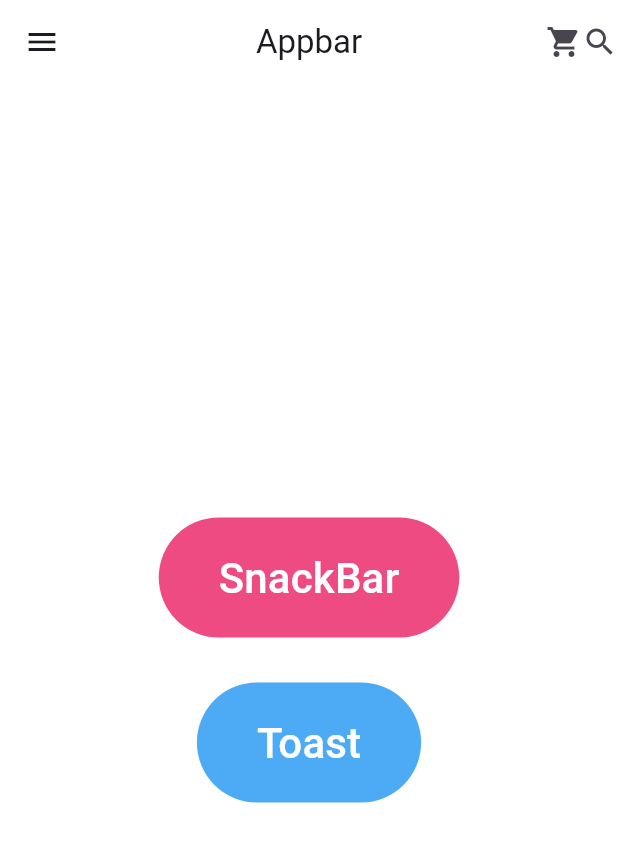
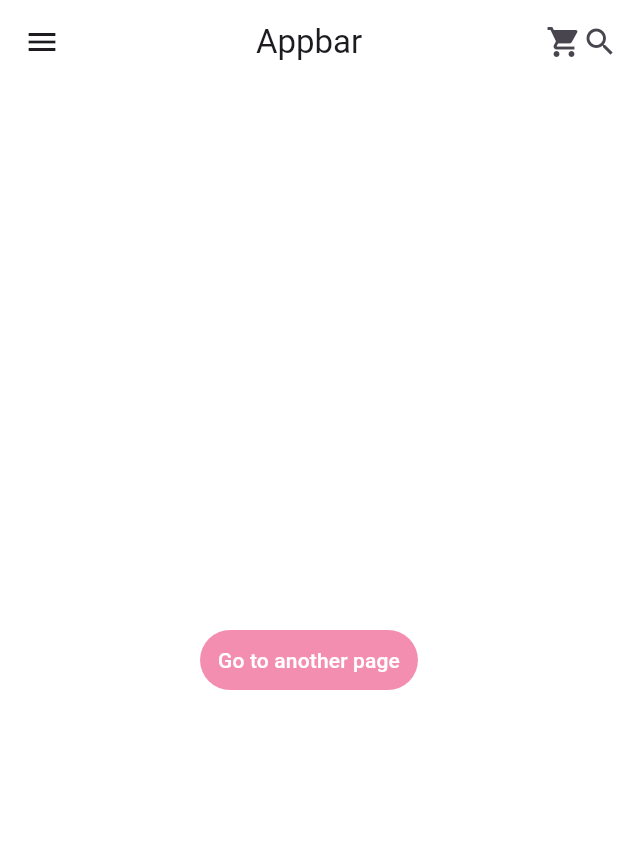
Before and after one commit to tnqkr3494/flutter-webtoon, a Flutter app: the screen it shows after launch, on a phone screen of 412 x 824 dp. Shown: the top 842 px of the screen. Run offline on Flutter 3.47's test engine with Material 3 defaults, Android fonts, the phone set to English and light mode, and no system bars.

Commit message:
18. NamedRouting

```diff
--- a/lib/main.dart
+++ b/lib/main.dart
@@ -1,125 +1,45 @@
 import 'package:flutter/material.dart';
-import 'package:fluttertoast/fluttertoast.dart';
+import 'package:toonflix/screens/first_screen.dart';
+import 'package:toonflix/screens/home_screen.dart';
 
 void main() => runApp(const MyApp());
 
 class MyApp extends StatelessWidget {
   const MyApp({super.key});
 
-  void flutterToast() {
-    Fluttertoast.showToast(
-        msg: "This is Center Short Toast",
-        toastLength: Toast.LENGTH_SHORT,
-        gravity: ToastGravity.BOTTOM,
-        backgroundColor: Colors.red,
-        textColor: Colors.white,
-        fontSize: 16.0);
+  @override
+  Widget build(BuildContext context) {
+    return MaterialApp(
+      initialRoute: "/",
+      routes: {
+        "/": (context) => const Home(),
+        "/first": (context) => const FirstScreen(),
+      },
+    );
   }
+}
+
+class RoutingButton extends StatelessWidget {
+  const RoutingButton({
+    super.key,
+  });
 
   @override
   Widget build(BuildContext context) {
-    return MaterialApp(
-      home: Scaffold(
-        backgroundColor: Colors.white,
-        appBar: AppBar(
-          backgroundColor: Colors.white,
-          centerTitle: true,
-          title: const Text("Appbar"),
-          actions: const [
-            Icon(Icons.shopping_cart),
-            Icon(Icons.search),
-          ],
-        ),
-        drawer: Drawer(
-          child: ListView(
-            children: [
-              UserAccountsDrawerHeader(
-                currentAccountPicture: const CircleAvatar(
-                  backgroundImage: AssetImage("assets/kang.png"),
-                ),
-                accountName: const Text("InGwonKang"),
-                accountEmail: const Text("tnqkr3494@naver.com"),
-                onDetailsPressed: () {},
-                decoration: BoxDecoration(
-                  color: Colors.pink.withOpacity(0.5),
-                  borderRadius: const BorderRadius.only(
-                    bottomRight: Radius.circular(10),
-                    bottomLeft: Radius.circular(10),
-                  ),
-                ),
-              ),
-              ListTile(
-                leading: const Icon(Icons.home),
-                title: const Text("Home"),
-                trailing: const Icon(Icons.add),
-                onTap: () {},
-              ),
-              ListTile(
-                leading: const Icon(Icons.home),
-                title: const Text("Home"),
-                trailing: const Icon(Icons.add),
-                onTap: () {},
-              ),
-              ListTile(
-                leading: const Icon(Icons.home),
-                title: const Text("Home"),
-                trailing: const Icon(Icons.add),
-                onTap: () {},
-              )
-            ],
-          ),
-        ),
-        body: Builder(builder: (ctx) {
     return Center(
       child: Column(
         mainAxisAlignment: MainAxisAlignment.center,
         children: [
           TextButton(
             onPressed: () {
-                    ScaffoldMessenger.of(ctx).showSnackBar(
-                      const SnackBar(
-                        content: Text(
-                          "SnackBar",
-                          textAlign: TextAlign.center,
-                        ),
-                        backgroundColor: Colors.teal,
-                        duration: Duration(seconds: 1),
-                      ),
-                    );
+              Navigator.pushNamed(context, "/first");
             },
             style: TextButton.styleFrom(
-                    padding: const EdgeInsets.symmetric(
-                      vertical: 20,
-                      horizontal: 40,
-                    ),
-                    backgroundColor: Colors.pink.withOpacity(0.8),
+              backgroundColor: Colors.pink.withOpacity(0.5),
             ),
             child: const Text(
-                    "SnackBar",
+              "Go to another page",
               style: TextStyle(
-                      fontSize: 28,
-                      color: Colors.white,
-                    ),
-                  ),
-                ),
-                const SizedBox(
-                  height: 30,
-                ),
-                TextButton(
-                  onPressed: () {
-                    flutterToast();
-                  },
-                  style: TextButton.styleFrom(
-                    padding: const EdgeInsets.symmetric(
-                      vertical: 20,
-                      horizontal: 40,
-                    ),
-                    backgroundColor: Colors.blue.withOpacity(0.8),
-                  ),
-                  child: const Text(
-                    "Toast",
-                    style: TextStyle(
-                      fontSize: 28,
                 color: Colors.white,
               ),
             ),
@@ -127,8 +47,5 @@ class MyApp extends StatelessWidget {
         ],
       ),
     );
-        }),
-      ),
-    );
   }
 }
--- /dev/null
+++ b/lib/screens/first_screen.dart
@@ -0,0 +1,15 @@
+import 'package:flutter/material.dart';
+
+class FirstScreen extends StatelessWidget {
+  const FirstScreen({super.key});
+
+  @override
+  Widget build(BuildContext context) {
+    return Scaffold(
+      appBar: AppBar(
+        title: const Text("First Page"),
+        centerTitle: true,
+      ),
+    );
+  }
+}
--- /dev/null
+++ b/lib/screens/home_screen.dart
@@ -0,0 +1,63 @@
+import 'package:flutter/material.dart';
+import 'package:toonflix/main.dart';
+
+class Home extends StatelessWidget {
+  const Home({
+    super.key,
+  });
+
+  @override
+  Widget build(BuildContext context) {
+    return Scaffold(
+        backgroundColor: Colors.white,
+        appBar: AppBar(
+          backgroundColor: Colors.white,
+          centerTitle: true,
+          title: const Text("Appbar"),
+          actions: const [
+            Icon(Icons.shopping_cart),
+            Icon(Icons.search),
+          ],
+        ),
+        drawer: Drawer(
+          child: ListView(
+            children: [
+              UserAccountsDrawerHeader(
+                currentAccountPicture: const CircleAvatar(
+                  backgroundImage: AssetImage("assets/kang.png"),
+                ),
+                accountName: const Text("InGwonKang"),
+                accountEmail: const Text("tnqkr3494@naver.com"),
+                onDetailsPressed: () {},
+                decoration: BoxDecoration(
+                  color: Colors.pink.withOpacity(0.5),
+                  borderRadius: const BorderRadius.only(
+                    bottomRight: Radius.circular(10),
+                    bottomLeft: Radius.circular(10),
+                  ),
+                ),
+              ),
+              ListTile(
+                leading: const Icon(Icons.home),
+                title: const Text("Home"),
+                trailing: const Icon(Icons.add),
+                onTap: () {},
+              ),
+              ListTile(
+                leading: const Icon(Icons.home),
+                title: const Text("Home"),
+                trailing: const Icon(Icons.add),
+                onTap: () {},
+              ),
+              ListTile(
+                leading: const Icon(Icons.home),
+                title: const Text("Home"),
+                trailing: const Icon(Icons.add),
+                onTap: () {},
+              )
+            ],
+          ),
+        ),
+        body: const RoutingButton());
+  }
+}
```
Lines whose indentation alone changed are shown as unchanged.
